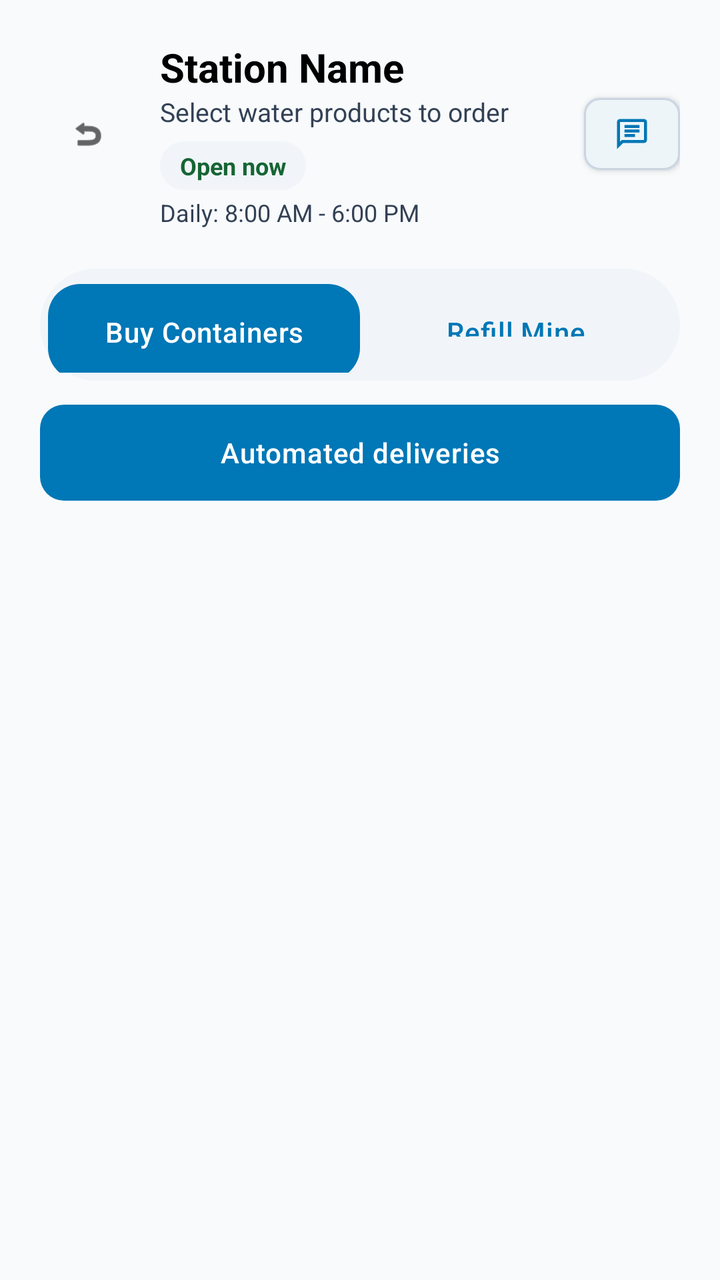
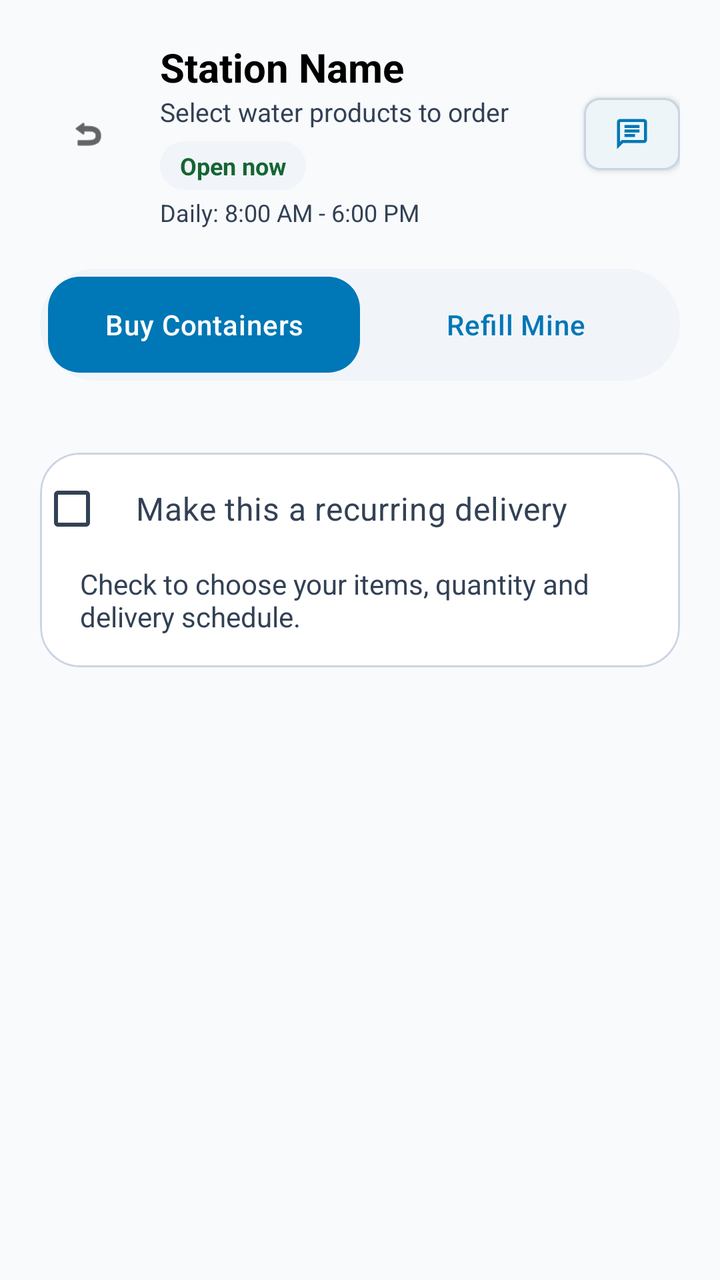

An Android layout rendered at two revisions. The XML below is the earlier revision; the diff shows what the commit changed to produce the second picture.
<!-- AndroidManifest.xml: application theme Theme.BeAqua -->
<!-- res/layout/station_inventory_content.xml -->
<?xml version="1.0" encoding="utf-8"?>
<LinearLayout xmlns:android="http://schemas.android.com/apk/res/android"
    xmlns:app="http://schemas.android.com/apk/res-auto"
    android:layout_width="match_parent"
    android:layout_height="match_parent"
    android:orientation="vertical"
    android:background="@color/background">

    <LinearLayout
        android:layout_width="match_parent"
        android:layout_height="wrap_content"
        android:orientation="horizontal"
        android:gravity="center_vertical"
        android:padding="20dp">

        <com.google.android.material.button.MaterialButton
            android:id="@+id/btnBackToStations"
            style="@style/Widget.MaterialComponents.Button.TextButton"
            android:layout_width="48dp"
            android:layout_height="48dp"
            android:padding="0dp"
            app:icon="@android:drawable/ic_menu_revert"
            app:iconPadding="0dp"
            app:iconGravity="textStart"
            app:iconTint="@color/text_primary" />

        <LinearLayout
            android:layout_width="0dp"
            android:layout_height="wrap_content"
            android:layout_weight="1"
            android:orientation="vertical"
            android:layout_marginStart="12dp">
            <TextView
                android:id="@+id/tvStationName"
                android:layout_width="wrap_content"
                android:layout_height="wrap_content"
                android:text="Station Name"
                android:textColor="@color/text_primary"
                android:textSize="20sp"
                android:textStyle="bold" />
            <TextView
                android:id="@+id/tvInventorySubtitle"
                android:layout_width="wrap_content"
                android:layout_height="wrap_content"
                android:text="Select water products to order"
                android:textColor="@color/text_secondary"
                android:textSize="13sp" />

            <TextView
                android:id="@+id/tvStationOpenStatus"
                android:layout_width="wrap_content"
                android:layout_height="wrap_content"
                android:layout_marginTop="6dp"
                android:background="@drawable/bg_pill_status"
                android:paddingHorizontal="10dp"
                android:paddingVertical="4dp"
                android:text="Open now"
                android:textColor="@color/success"
                android:textSize="12sp"
                android:textStyle="bold" />

            <TextView
                android:id="@+id/tvStationOperatingHours"
                android:layout_width="wrap_content"
                android:layout_height="wrap_content"
                android:layout_marginTop="3dp"
                android:text="Daily: 8:00 AM - 6:00 PM"
                android:textColor="@color/text_secondary"
                android:textSize="12sp" />
        </LinearLayout>

        <com.google.android.material.button.MaterialButton
            android:id="@+id/btnChatWithOwner"
            style="@style/Widget.MaterialComponents.Button.Icon"
            android:layout_width="48dp"
            android:layout_height="48dp"
            android:padding="0dp"
            app:icon="@drawable/ic_messages"
            app:iconPadding="0dp"
            app:iconGravity="textStart"
            app:iconTint="@color/primary"
            app:backgroundTint="@color/white"
            app:strokeColor="@color/divider"
            app:strokeWidth="1dp"
            app:shapeAppearanceOverlay="@style/ShapeAppearance.Material3.Corner.Small"/>
    </LinearLayout>

    <LinearLayout
        android:layout_width="match_parent"
        android:layout_height="wrap_content"
        android:layout_marginHorizontal="20dp"
        android:layout_marginBottom="12dp"
        android:background="@drawable/bg_pill_status"
        android:orientation="horizontal"
        android:padding="4dp">

        <com.google.android.material.button.MaterialButton
            android:id="@+id/btnBuyContainers"
            android:layout_width="0dp"
            android:layout_height="48dp"
            android:layout_weight="1"
            android:text="Buy Containers"
            android:textAllCaps="false"
            app:cornerRadius="16dp" />

        <com.google.android.material.button.MaterialButton
            android:id="@+id/btnRefillContainer"
            style="@style/Widget.MaterialComponents.Button.TextButton"
            android:layout_width="0dp"
            android:layout_height="48dp"
            android:layout_weight="1"
            android:text="Refill Mine"
            android:textAllCaps="false"
            android:textColor="@color/primary"
            app:cornerRadius="16dp" />
    </LinearLayout>

    <com.google.android.material.button.MaterialButton
        android:id="@+id/btnStationMembership"
        android:layout_width="match_parent"
        android:layout_height="wrap_content"
        android:layout_marginHorizontal="20dp"
        android:text="Automated deliveries"
        android:textAllCaps="false" />

    <androidx.recyclerview.widget.RecyclerView
        android:id="@+id/rvStationProducts"
        android:layout_width="match_parent"
        android:layout_height="match_parent"
        android:clipToPadding="false"
        android:paddingHorizontal="16dp"
        android:paddingBottom="24dp" />

</LinearLayout>
<!-- resources referenced by this layout -->
<resources>
  <color name="background">#F8FAFC</color>
  <color name="divider">#CBD5E1</color>
  <color name="primary">#0077B6</color>
  <color name="success">#166534</color>
  <color name="text_primary">#000000</color>
  <color name="text_secondary">#334155</color>
  <color name="white">#FFFFFF</color>
  <!-- drawable bg_pill_status (drawable) -->
  <?xml version="1.0" encoding="utf-8"?>
  <shape xmlns:android="http://schemas.android.com/apk/res/android"
      android:shape="rectangle">
      <corners android:radius="100dp" />
      <solid android:color="@color/gray_light" />
  </shape>
  <!-- drawable ic_messages (drawable) -->
  <vector xmlns:android="http://schemas.android.com/apk/res/android"
      android:width="24dp"
      android:height="24dp"
      android:viewportWidth="24"
      android:viewportHeight="24">
      <path
          android:fillColor="#FF000000"
          android:pathData="M20,2H4c-1.1,0 -2,0.9 -2,2v18l4,-4h14c1.1,0 2,-0.9 2,-2V4c0,-1.1 -0.9,-2 -2,-2zM20,16H5.17L4,17.17V4h16v12zM7,9h10v2H7zM7,12h7v2H7zM7,6h10v2H7z"/>
  </vector>
  <style name="Theme.BeAqua" parent="Base.Theme.BeAqua" />
  <color name="gray_light">#F1F5F9</color>
  <color name="secondary">#0096C7</color>
  <color name="accent">#48CAE4</color>
  <color name="text_hint">#64748B</color>
  <style name="AppButton" parent="Widget.Material3.Button">
          <item name="android:insetTop">0dp</item>
          <item name="android:insetBottom">0dp</item>
          <item name="android:textAllCaps">false</item>
          <item name="android:letterSpacing">0.02</item>
          <item name="android:paddingVertical">12dp</item>
          <item name="cornerRadius">12dp</item>
          <item name="backgroundTint">@color/primary</item>
          <item name="android:textColor">@color/white</item>
      </style>
  <style name="AppTextInputLayout" parent="Widget.Material3.TextInputLayout.OutlinedBox">
          <item name="boxCornerRadiusTopStart">12dp</item>
          <item name="boxCornerRadiusTopEnd">12dp</item>
          <item name="boxCornerRadiusBottomStart">12dp</item>
          <item name="boxCornerRadiusBottomEnd">12dp</item>
          <item name="boxStrokeColor">@color/primary</item>
          <item name="hintTextColor">@color/text_secondary</item>
          <item name="android:textColorHint">@color/text_hint</item>
          <item name="boxBackgroundColor">@color/white</item>
      </style>
  <!-- unchanged entries left out for length: 1 -->
</resources>

<!-- the commit's change to res/layout/station_inventory_content.xml (unified diff, before → after) -->
@@ -1,10 +1,15 @@
 <?xml version="1.0" encoding="utf-8"?>
-<LinearLayout xmlns:android="http://schemas.android.com/apk/res/android"
+<androidx.core.widget.NestedScrollView xmlns:android="http://schemas.android.com/apk/res/android"
     xmlns:app="http://schemas.android.com/apk/res-auto"
     android:layout_width="match_parent"
     android:layout_height="match_parent"
-    android:orientation="vertical"
+    android:fillViewport="true"
     android:background="@color/background">
+
+    <LinearLayout
+        android:layout_width="match_parent"
+        android:layout_height="wrap_content"
+        android:orientation="vertical">
 
     <LinearLayout
         android:layout_width="match_parent"
@@ -115,20 +120,53 @@
             app:cornerRadius="16dp" />
     </LinearLayout>
 
-    <com.google.android.material.button.MaterialButton
-        android:id="@+id/btnStationMembership"
-        android:layout_width="match_parent"
-        android:layout_height="wrap_content"
-        android:layout_marginHorizontal="20dp"
-        android:text="Automated deliveries"
-        android:textAllCaps="false" />
-
     <androidx.recyclerview.widget.RecyclerView
         android:id="@+id/rvStationProducts"
         android:layout_width="match_parent"
-        android:layout_height="match_parent"
+        android:layout_height="wrap_content"
+        android:nestedScrollingEnabled="false"
         android:clipToPadding="false"
         android:paddingHorizontal="16dp"
         android:paddingBottom="24dp" />
 
-</LinearLayout>
+    <com.google.android.material.card.MaterialCardView
+        android:layout_width="match_parent"
+        android:layout_height="wrap_content"
+        android:layout_marginHorizontal="20dp"
+        android:layout_marginBottom="24dp"
+        app:cardCornerRadius="20dp"
+        app:cardElevation="0dp"
+        app:cardBackgroundColor="@color/white"
+        app:strokeColor="@color/divider"
+        app:strokeWidth="1dp">
+        <LinearLayout
+            android:layout_width="match_parent"
+            android:layout_height="wrap_content"
+            android:orientation="vertical">
+            <com.google.android.material.checkbox.MaterialCheckBox
+                android:id="@+id/checkRecurringDelivery"
+                android:layout_width="match_parent"
+                android:layout_height="wrap_content"
+                android:minHeight="56dp"
+                android:paddingHorizontal="16dp"
+                android:text="@string/recurring_delivery_option"
+                android:textColor="@color/text_secondary"
+                android:textSize="16sp" />
+            <TextView
+                android:id="@+id/tvRecurringDeliveryHint"
+                android:layout_width="match_parent"
+                android:layout_height="wrap_content"
+                android:paddingHorizontal="20dp"
+                android:paddingBottom="16dp"
+                android:text="@string/recurring_delivery_hint"
+                android:textColor="@color/text_secondary" />
+            <LinearLayout
+                android:id="@+id/recurringDeliveryForm"
+                android:layout_width="match_parent"
+                android:layout_height="wrap_content"
+                android:orientation="vertical"
+                android:visibility="gone" />
+        </LinearLayout>
+    </com.google.android.material.card.MaterialCardView>
+    </LinearLayout>
+</androidx.core.widget.NestedScrollView>
<!-- resource entries referenced after the edit -->
@@ -24,6 +24,8 @@
           android:fillColor="#FF000000"
           android:pathData="M20,2H4c-1.1,0 -2,0.9 -2,2v18l4,-4h14c1.1,0 2,-0.9 2,-2V4c0,-1.1 -0.9,-2 -2,-2zM20,16H5.17L4,17.17V4h16v12zM7,9h10v2H7zM7,12h7v2H7zM7,6h10v2H7z"/>
   </vector>
+  <string name="recurring_delivery_hint">Check to choose your items, quantity and delivery schedule.</string>
+  <string name="recurring_delivery_option">Make this a recurring delivery</string>
   <style name="Theme.BeAqua" parent="Base.Theme.BeAqua" />
   <color name="gray_light">#F1F5F9</color>
   <color name="secondary">#0096C7</color>
@@ -34,7 +36,8 @@
           <item name="android:insetBottom">0dp</item>
           <item name="android:textAllCaps">false</item>
           <item name="android:letterSpacing">0.02</item>
-          <item name="android:paddingVertical">12dp</item>
+          <item name="android:paddingTop">12dp</item>
+          <item name="android:paddingBottom">12dp</item>
           <item name="cornerRadius">12dp</item>
           <item name="backgroundTint">@color/primary</item>
           <item name="android:textColor">@color/white</item>
